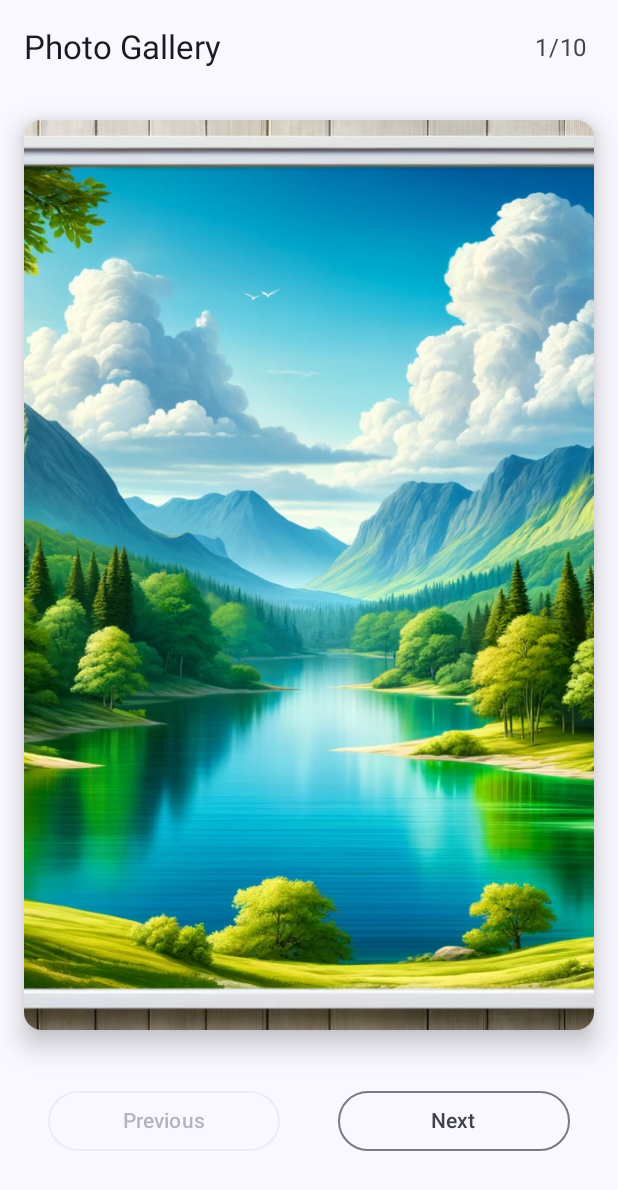
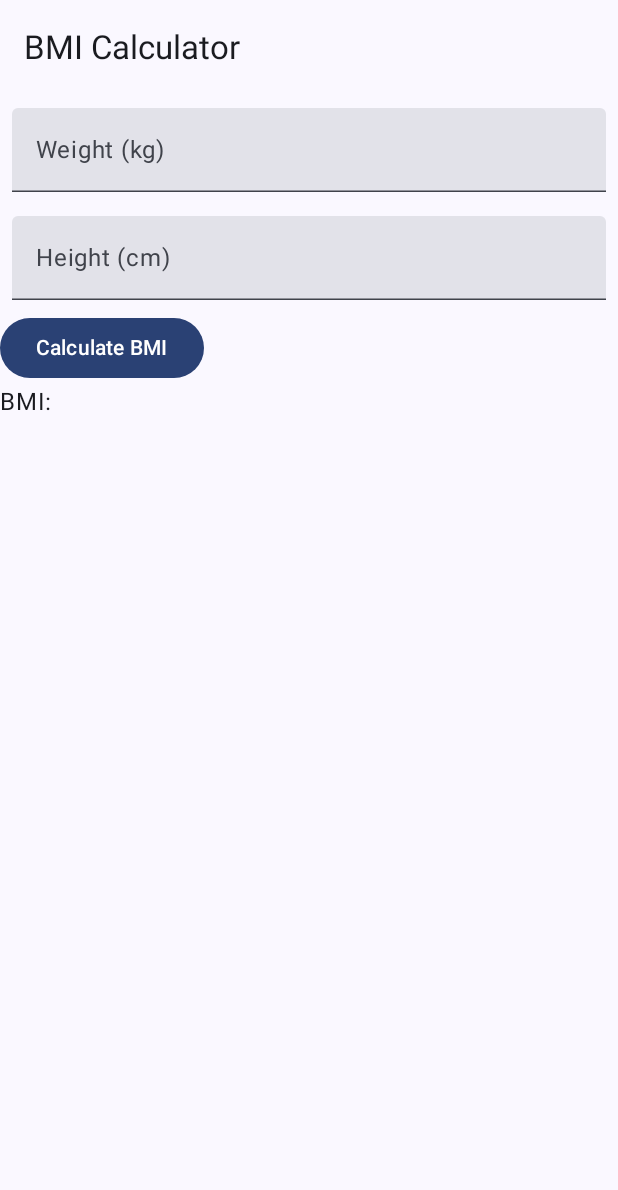
Before and after one commit to ehandresen/kotlin-counterapp, an Android app built with Jetpack Compose: the screen it shows after launch (MainActivity), on a phone screen of 412 x 824 dp. Shown: the top 1190 px of the screen. Run offline under Robolectric (Android 15) with nearby library versions, the light colour scheme and no system bars.

Commit message:
bmi calculator, TextField, create reusable function, state, keyBoardOptions, imeAction

```diff
--- a/app/src/main/java/com/example/counterapp/MainActivity.kt
+++ b/app/src/main/java/com/example/counterapp/MainActivity.kt
@@ -11,6 +11,7 @@ import androidx.compose.material3.Text
 import androidx.compose.runtime.Composable
 import androidx.compose.ui.Modifier
 import androidx.compose.ui.tooling.preview.Preview
+import com.example.counterapp.screens.BmiCalculator
 import com.example.counterapp.screens.CounterApp
 import com.example.counterapp.screens.PhotoGallery
 import com.example.counterapp.ui.theme.CounterAppTheme
@@ -30,5 +31,6 @@ class MainActivity : ComponentActivity() {
 @Composable
 fun MyApp(modifier: Modifier = Modifier) {
     //CounterApp()
-    PhotoGallery()
+    //PhotoGallery()
+    BmiCalculator()
 }
--- /dev/null
+++ b/app/src/main/java/com/example/counterapp/screens/BmiCalculator.kt
@@ -0,0 +1,107 @@
+package com.example.counterapp.screens
+
+import androidx.compose.foundation.layout.Column
+import androidx.compose.foundation.layout.fillMaxSize
+import androidx.compose.foundation.layout.fillMaxWidth
+import androidx.compose.foundation.layout.padding
+import androidx.compose.foundation.text.KeyboardActions
+import androidx.compose.foundation.text.KeyboardOptions
+import androidx.compose.material3.Button
+import androidx.compose.material3.ExperimentalMaterial3Api
+import androidx.compose.material3.Scaffold
+import androidx.compose.material3.Text
+import androidx.compose.material3.TextField
+import androidx.compose.material3.TopAppBar
+import androidx.compose.runtime.Composable
+import androidx.compose.runtime.getValue
+import androidx.compose.runtime.mutableStateOf
+import androidx.compose.runtime.remember
+import androidx.compose.runtime.setValue
+import androidx.compose.ui.Modifier
+import androidx.compose.ui.focus.FocusManager
+import androidx.compose.ui.text.input.ImeAction
+import androidx.compose.ui.text.input.KeyboardType
+import androidx.compose.ui.tooling.preview.Preview
+import androidx.compose.ui.unit.dp
+
+@OptIn(ExperimentalMaterial3Api::class)
+@Composable
+fun BmiCalculator(modifier: Modifier = Modifier) {
+    Scaffold(
+        topBar = {
+            TopAppBar(
+                title = {
+                    Text(text = "BMI Calculator")
+                }
+            )
+        }
+    ) {
+        var weight by remember { mutableStateOf("") }
+        var height by remember { mutableStateOf("") }
+        var bmi by remember { mutableStateOf("") }
+
+        Column(
+            modifier = modifier.padding(it)
+        ) {
+            EditNumberField(
+                value = weight,
+                label = "Weight (kg)",
+                onValueChange = { weight = it },
+                keyboardOptions = KeyboardOptions(
+                    keyboardType = KeyboardType.Number,
+                    imeAction = ImeAction.Next
+                ),
+                modifier = modifier
+            )
+            EditNumberField(
+                value = height,
+                label = "Height (cm)",
+                onValueChange = { height = it },
+                keyboardOptions = KeyboardOptions(
+                    keyboardType = KeyboardType.Number,
+                    imeAction = ImeAction.Done
+                ),
+                modifier = modifier
+            )
+
+            Button(onClick = {
+                bmi = calculateBmi(
+                    weight = weight.toDoubleOrNull() ?: 0.0,
+                    height = height.toDoubleOrNull() ?: 0.0
+                )
+            }) {
+                Text(text = "Calculate BMI")
+            }
+            Text(text = "BMI: $bmi")
+        }
+    }
+}
+
+fun calculateBmi(weight: Double, height: Double): String {
+    val bmi = weight / ((height / 100) * (height / 100))
+    return String.format("%.1f", bmi)
+}
+
+@Composable
+fun EditNumberField(
+    value: String,
+    label: String,
+    onValueChange: (String) -> Unit,
+    keyboardOptions: KeyboardOptions,
+    modifier: Modifier = Modifier) {
+    TextField(
+        value = value,
+        onValueChange = onValueChange,
+        keyboardOptions = keyboardOptions,
+        label = { Text(text = label) },
+        modifier = modifier
+            .fillMaxWidth()
+            .padding(8.dp)
+    )
+}
+
+@Preview
+@Composable
+private fun BmiCalculatorPreview() {
+    BmiCalculator()
+}
```
